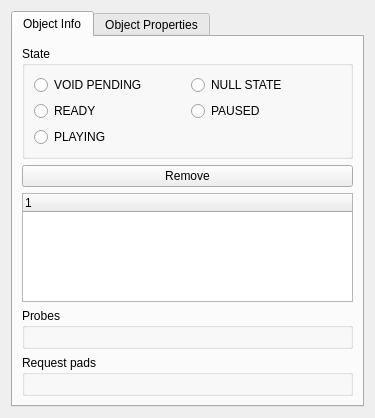
loganek/gstcreator, file src/Gui/ui_files/GstObjectManagePanel.ui: the form before one commit.
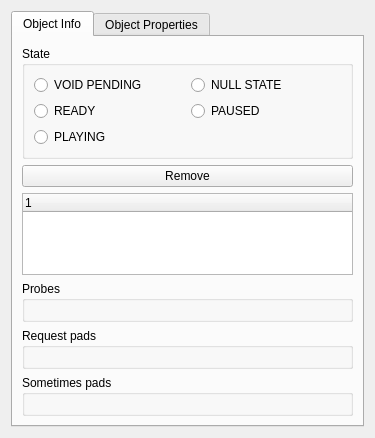
The form after the commit.

Commit message: Added support for sometimes pads

Patch:
```diff
--- a/src/Gui/ui_files/GstObjectManagePanel.ui
+++ b/src/Gui/ui_files/GstObjectManagePanel.ui
@@ -7,7 +7,7 @@
     <x>0</x>
     <y>0</y>
     <width>375</width>
-    <height>418</height>
+    <height>438</height>
    </rect>
   </property>
   <property name="windowTitle">
@@ -109,6 +109,14 @@
          <layout class="QVBoxLayout" name="verticalLayout_6"/>
         </widget>
        </item>
+       <item>
+        <widget class="QGroupBox" name="sometimesPadsGroupBox">
+         <property name="title">
+          <string>Sometimes pads</string>
+         </property>
+         <layout class="QVBoxLayout" name="verticalLayout"/>
+        </widget>
+       </item>
       </layout>
      </widget>
      <widget class="QWidget" name="tab_2">
```
The commit also changes 10 other files.
